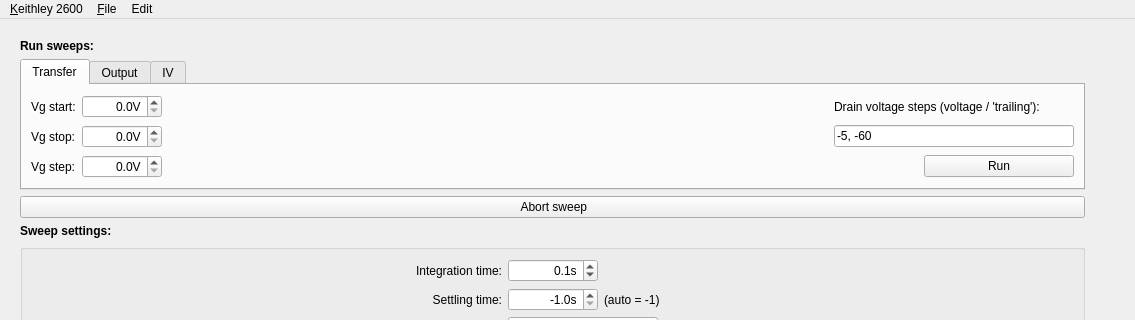
OE-FET/keithleygui, file keithleygui/main.ui: the form before one commit; both pictures show x 0 to 1135 and y 0 to 320 of the 1135 by 658 pixel window.
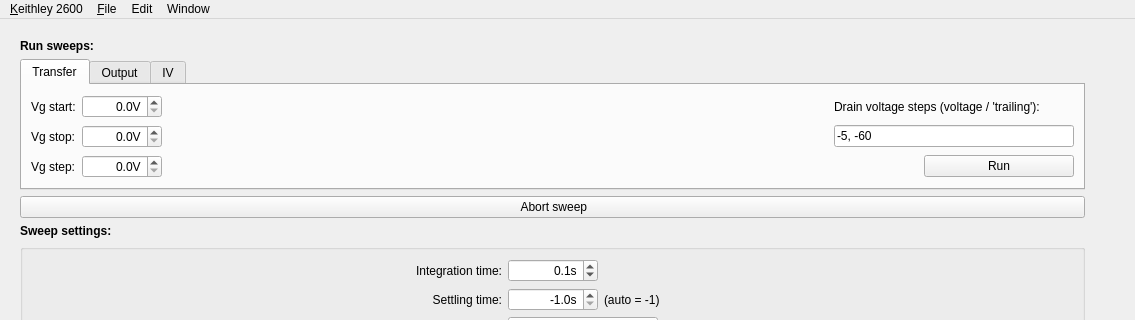
The form after the commit. Custom widgets are drawn as their Qt base class.

Commit message: new menu bar group "Window"

```diff
--- a/keithleygui/main.ui
+++ b/keithleygui/main.ui
@@ -890,9 +890,17 @@
      <string>Edit</string>
     </property>
    </widget>
+   <widget class="QMenu" name="menuWindow">
+    <property name="title">
+     <string>Window</string>
+    </property>
+    <addaction name="actionMinimize"/>
+    <addaction name="actionZoom"/>
+   </widget>
    <addaction name="menu_Keithley_2600"/>
    <addaction name="menu_File"/>
    <addaction name="menuEdit"/>
+   <addaction name="menuWindow"/>
   </widget>
   <action name="actionSettings">
    <property name="text">
```
Left out of the diff: 81 changed lines with no effect on the pictures.
